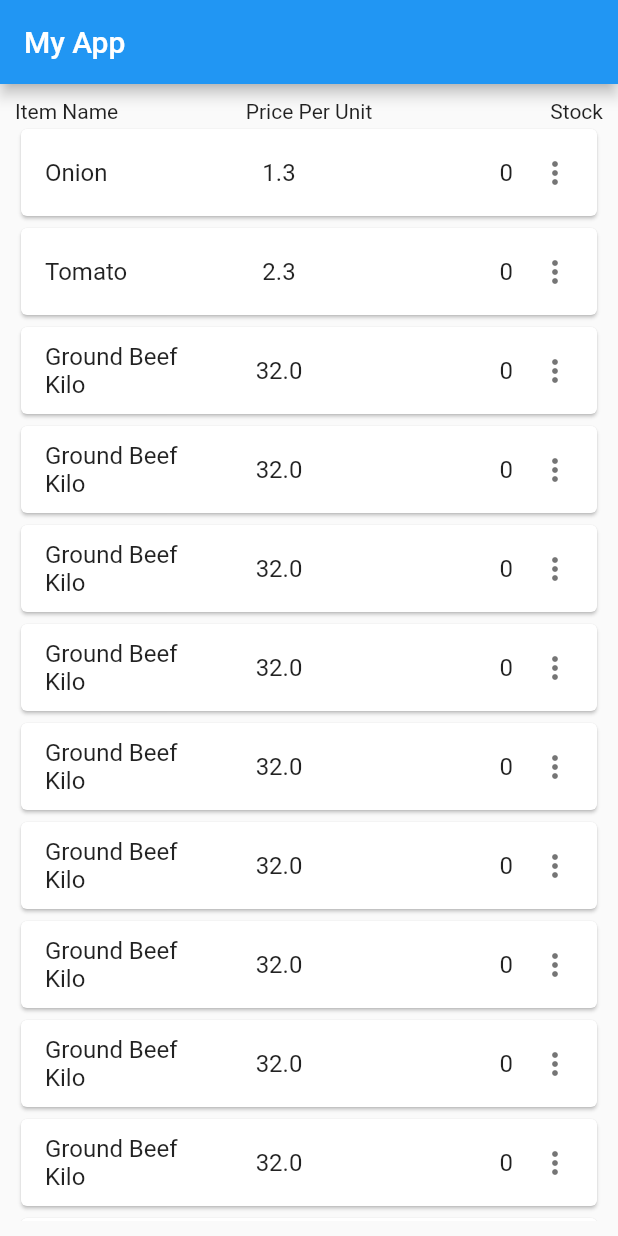
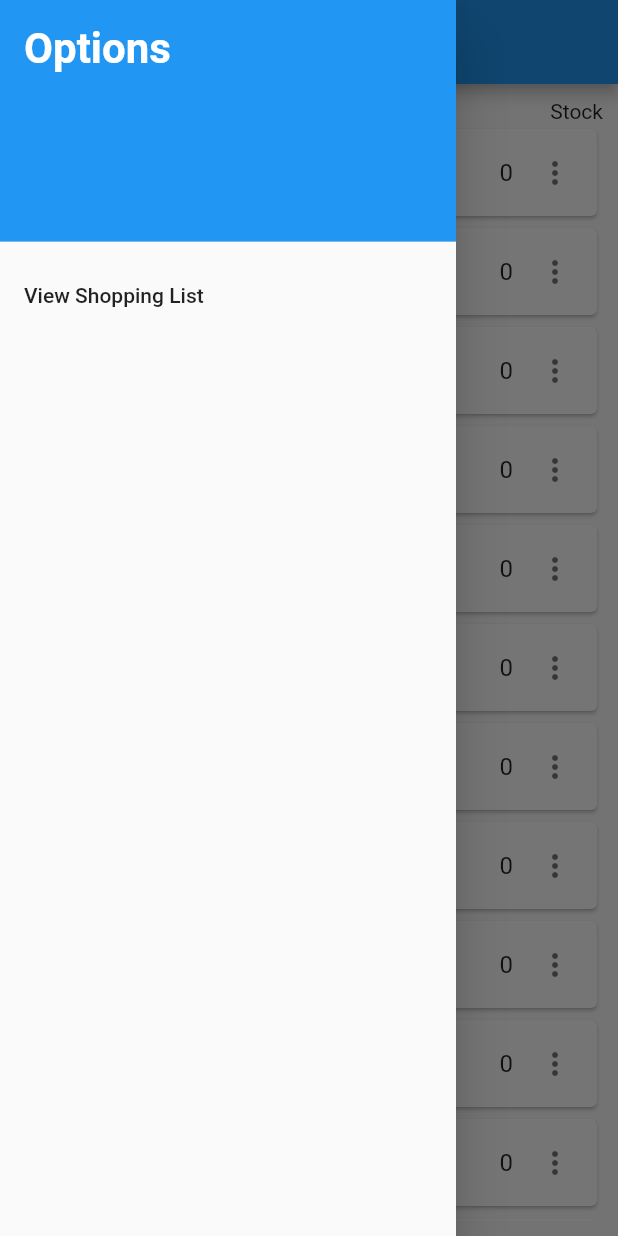
Before and after one commit to Nadav183/Shopping-Cart, a Flutter app: the screen it shows after launch, with the side drawer open (before the commit the screen has no drawer), on a phone screen of 412 x 824 dp. Run offline on Flutter 3.47's test engine with Material 2 defaults, Android fonts, the phone set to English and light mode, and no system bars.

Commit message:
Created a separate "designStyle.dart" file in order to keep a consistent design throughout the app. Created a separate "drawer.dart" file in order to manage the drawer options widget separately and to use a separate builder for the Navigator.

```diff
--- a/lib/main.dart
+++ b/lib/main.dart
@@ -1,7 +1,8 @@
 import 'package:flutter/material.dart';
 
 import './index.dart';
-import './item.dart';
+import './shop.dart';
+import './designStyle.dart';
 
 void main() => runApp(MyApp());
 
@@ -14,12 +15,39 @@ class MyApp extends StatefulWidget {
 
 class _MyAppState extends State<MyApp> {
   var curPage = 'index';
-  var bodyPage = {'index': Index(),};
+  var bodyPage = {'index': Index(),'shop':Shop()};
   @override
   Widget build(BuildContext context) {
     return MaterialApp(home: Scaffold(
-        appBar: AppBar(title: Text('My App')),
+        appBar: AppBar(title: Text('My App',style: text['header'])),
         body: (bodyPage[curPage]),
+        drawer: Builder(builder: (context) => Drawer(
+          child: ListView(
+            padding: EdgeInsets.zero,
+            children: <Widget>[
+              DrawerHeader(
+                child: Text('Options',
+                  style: TextStyle(
+                    color: Colors.white,
+                    fontWeight: FontWeight.bold,
+                    fontSize: 28,
+                  ),
+                ),
+                decoration: BoxDecoration(
+                  color: Colors.blue,
+                ),
+              ),
+              ListTile(
+                title: Text('View Shopping List'),
+                onTap: () {
+                  setState(() {curPage = 'shop';});
+                  Navigator.pop(context);
+                },
+              ),
+            ],
+          ),
+        ),
+        ),
     )
     );
   }
--- /dev/null
+++ b/lib/shop.dart
@@ -0,0 +1,57 @@
+import 'package:flutter/material.dart';
+import './item.dart';
+var items = [Item(name: 'Onion', pricePerUnit: 1.3,amountInStock: 0,amountBase: 5),
+  Item(name: 'Tomato', pricePerUnit: 2.3,amountInStock: 0,amountBase: 8),
+  Item(name: 'Ground Beef Kilo', pricePerUnit: 32,amountInStock: 0,amountBase: 2),
+  Item(name: 'Ground Beef Kilo', pricePerUnit: 32,amountInStock: 0,amountBase: 2),
+  Item(name: 'Ground Beef Kilo', pricePerUnit: 32,amountInStock: 0,amountBase: 2),
+  Item(name: 'Ground Beef Kilo', pricePerUnit: 32,amountInStock: 0,amountBase: 2),
+  Item(name: 'Ground Beef Kilo', pricePerUnit: 32,amountInStock: 0,amountBase: 2),
+  Item(name: 'Ground Beef Kilo', pricePerUnit: 32,amountInStock: 0,amountBase: 2),
+  Item(name: 'Ground Beef Kilo', pricePerUnit: 32,amountInStock: 0,amountBase: 2),
+  Item(name: 'Ground Beef Kilo', pricePerUnit: 32,amountInStock: 0,amountBase: 2),
+  Item(name: 'Ground Beef Kilo', pricePerUnit: 32,amountInStock: 0,amountBase: 2),
+  Item(name: 'Ground Beef Kilo', pricePerUnit: 32,amountInStock: 0,amountBase: 2),];
+
+
+class Shop extends StatelessWidget {
+
+  Widget build(BuildContext context) {
+    return Container(
+      margin: EdgeInsets.all(10),
+      child: Column(
+        children: <Widget>[
+          Row(
+            children: <Widget>[
+              Expanded(child:Text('Item\'s Names', textAlign: TextAlign.left)),
+              Expanded(child:Text('Price Per Unit',textAlign: TextAlign.center)),
+              Expanded(child:Text('Stock',textAlign: TextAlign.right)),
+            ],
+          ),
+          Expanded(child: ListView(
+            shrinkWrap: true,
+            children: <Widget>[
+              ...(items.map((item) {
+                return Card(
+                    child: ExpansionTile(
+                      title: Row(
+                        children: <Widget>[
+                          Expanded(child:Text('${item.name}', textAlign: TextAlign.left)),
+                          Expanded(child:Text('${item.pricePerUnit}',textAlign: TextAlign.center)),
+                          Expanded(child:Text('${item.amountInStock}',textAlign: TextAlign.right)),
+                        ],
+                      ),
+                      trailing: Icon(Icons.more_vert),
+                      children: <Widget>[
+                        Text('Base Amount: ${item.amountBase}'),
+                        Text('Need to buy ${item.amountBase-item.amountInStock} for ${(item.amountBase-item.amountInStock)*item.pricePerUnit} NIS'),
+                      ],
+                    )
+                );
+              }))
+            ],))
+        ],
+      ),
+    );
+  }
+}
```
Also changed, not shown: lib/designStyle.dart (added, +9 -0 lines), lib/drawer.dart (added, +19 -0 lines).
